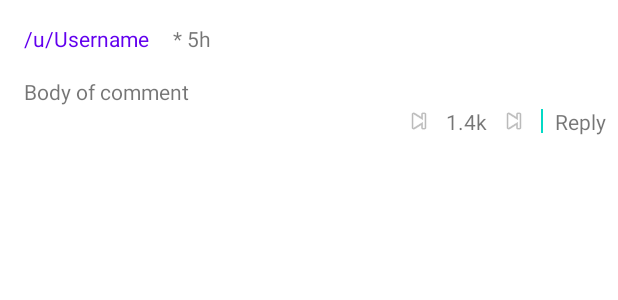
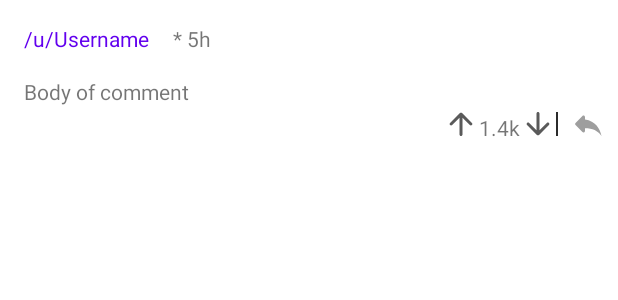
Before and after one commit to gusandrianos/fox-for-reddit, an Android app: the layout single_post_expandable_comment.xml on its own in the app's theme, with its tools: preview values and no code run, on a phone screen of 412 x 824 dp. Shown: the top 300 px of the screen. Run offline under Robolectric (Android 15) with nearby library versions, the phone set to English and light mode, and no system bars; network calls fail.

Commit message:
Change single post's comments ui and post_footer button's height and width

```diff
--- /dev/null
+++ b/app/src/main/res/drawable/ic_round_reply_24.xml
@@ -0,0 +1,5 @@
+<vector android:height="24dp" android:tint="#9E9E9E"
+    android:viewportHeight="24" android:viewportWidth="24"
+    android:width="24dp" xmlns:android="http://schemas.android.com/apk/res/android">
+    <path android:fillColor="@android:color/white" android:pathData="M10,9V7.41c0,-0.89 -1.08,-1.34 -1.71,-0.71L3.7,11.29c-0.39,0.39 -0.39,1.02 0,1.41l4.59,4.59c0.63,0.63 1.71,0.19 1.71,-0.7V14.9c5,0 8.5,1.6 11,5.1 -1,-5 -4,-10 -11,-11z"/>
+</vector>
--- a/app/src/main/res/layout/single_post_expandable_comment.xml
+++ b/app/src/main/res/layout/single_post_expandable_comment.xml
@@ -22,7 +22,7 @@
 
 
         <TextView
-            android:id="@+id/tv_user"
+            android:id="@+id/txt_comment_user"
             android:layout_width="wrap_content"
             android:layout_height="wrap_content"
             android:layout_margin="@dimen/activity_horizontal_margin"
@@ -38,28 +38,29 @@
             app:layout_constraintTop_toTopOf="parent"
             android:layout_margin="@dimen/activity_horizontal_margin"
             android:layout_marginStart="4dp"
-            app:layout_constraintLeft_toRightOf="@id/tv_user"
-            android:id="@+id/textView" />
+            app:layout_constraintLeft_toRightOf="@id/txt_comment_user"
+            android:id="@+id/txt_time_commented" />
 
         <TextView
-            android:id="@+id/body"
+            android:id="@+id/comment_body"
             android:layout_width="wrap_content"
             android:layout_height="wrap_content"
             android:layout_marginTop="12dp"
             android:layout_margin="@dimen/activity_horizontal_margin"
             tools:text="Body of comment"
-            app:layout_constraintTop_toBottomOf="@id/tv_user"
+            app:layout_constraintTop_toBottomOf="@id/txt_comment_user"
             app:layout_constraintLeft_toRightOf="@id/separatorContainer" />
 
-        <TextView
-            android:id="@+id/tv_reply"
-            android:layout_width="wrap_content"
-            android:layout_height="wrap_content"
+        <ImageButton
+            android:id="@+id/txt_comment_reply"
+            android:layout_width="24dp"
+            android:layout_height="24dp"
             android:layout_marginLeft="8dp"
             android:layout_marginRight="8dp"
+            android:src="@drawable/ic_round_reply_24"
+            android:background="?attr/selectableItemBackgroundBorderless"
             app:layout_constraintRight_toRightOf="parent"
-            app:layout_constraintBottom_toBottomOf="parent"
-            android:text="Reply" />
+            app:layout_constraintBottom_toBottomOf="parent"/>
 
         <View
             android:id="@+id/separator1"
@@ -67,43 +68,39 @@
             android:layout_height="16dp"
             android:layout_marginLeft="8dp"
             android:layout_marginRight="8dp"
-            android:background="@color/design_default_color_secondary"
-            app:layout_constraintTop_toBottomOf="@id/body"
-            app:layout_constraintRight_toLeftOf="@id/tv_reply"
+            android:background="#2B2B2B"
+            app:layout_constraintTop_toBottomOf="@id/comment_body"
+            app:layout_constraintRight_toLeftOf="@id/txt_comment_reply"
             app:layout_constraintBottom_toBottomOf="parent"/>
 
 
         <ImageButton
-            android:id="@+id/btn_down_vote"
-            android:layout_width="20dp"
-            android:layout_height="20dp"
-            android:layout_marginLeft="8dp"
-            android:layout_marginRight="8dp"
-            android:background="@android:drawable/ic_media_next"
-            app:layout_constraintTop_toBottomOf="@id/body"
+            android:id="@+id/btn_comment_down_vote"
+            android:layout_width="24dp"
+            android:layout_height="24dp"
+            android:src="@drawable/ic_round_arrow_downward_24"
+            android:background="?attr/selectableItemBackgroundBorderless"
+            app:layout_constraintTop_toBottomOf="@id/comment_body"
             app:layout_constraintRight_toLeftOf="@id/separator1"
             app:layout_constraintBottom_toBottomOf="parent"/>
 
         <TextView
-            android:id="@+id/tv_votes"
+            android:id="@+id/txt_comment_score"
             android:layout_width="wrap_content"
             android:layout_height="wrap_content"
-            android:layout_marginLeft="8dp"
-            android:layout_marginRight="8dp"
-            app:layout_constraintRight_toLeftOf="@id/btn_down_vote"
+            app:layout_constraintRight_toLeftOf="@id/btn_comment_down_vote"
             app:layout_constraintBottom_toBottomOf="parent"
             android:text="1.4k" />
 
         <ImageButton
-            android:id="@+id/btn_upvote"
-            android:layout_width="20dp"
-            android:layout_height="20dp"
-            android:layout_marginLeft="8dp"
-            android:layout_marginRight="8dp"
-            android:background="@android:drawable/ic_media_next"
-            app:layout_constraintTop_toBottomOf="@id/body"
+            android:id="@+id/btn_comment_up_vote"
+            android:layout_width="24dp"
+            android:layout_height="24dp"
+            android:src="@drawable/ic_round_arrow_upward_24"
+            android:background="?attr/selectableItemBackgroundBorderless"
+            app:layout_constraintTop_toBottomOf="@id/comment_body"
             app:layout_constraintBottom_toBottomOf="parent"
-            app:layout_constraintRight_toLeftOf="@id/tv_votes" />
+            app:layout_constraintRight_toLeftOf="@id/txt_comment_score" />
         <!--    <Button-->
         <!--        android:id="@+id/btn_loadmore"-->
         <!--        android:layout_width="wrap_content"-->
@@ -139,15 +136,16 @@
             android:visibility="gone"
             android:orientation="horizontal"/>
 
-        <Button
-            android:id="@+id/btn_more_childs"
+        <TextView
+            android:id="@+id/txt_more_childs"
             android:layout_width="wrap_content"
             android:layout_height="wrap_content"
             app:layout_constraintTop_toTopOf="parent"
-
             android:text="Load More"
-            android:layout_margin="@dimen/activity_horizontal_margin"
-
+            android:textColor="@color/colorPrimary"
+            android:clickable="true"
+            android:layout_marginTop="@dimen/activity_horizontal_margin"
+            android:layout_marginBottom="@dimen/activity_horizontal_margin"
             app:layout_constraintLeft_toRightOf="@id/separatorContainer2"/>
 
 
```
Also changed, not shown: app/src/main/java/io/github/gusandrianos/foxforreddit/utilities/ExpandableCommentGroup.kt (+23 -5 lines), app/src/main/res/layout/frame.xml (deleted, +0 -127 lines), app/src/main/res/layout/post_footer.xml (+9 -11 lines).
